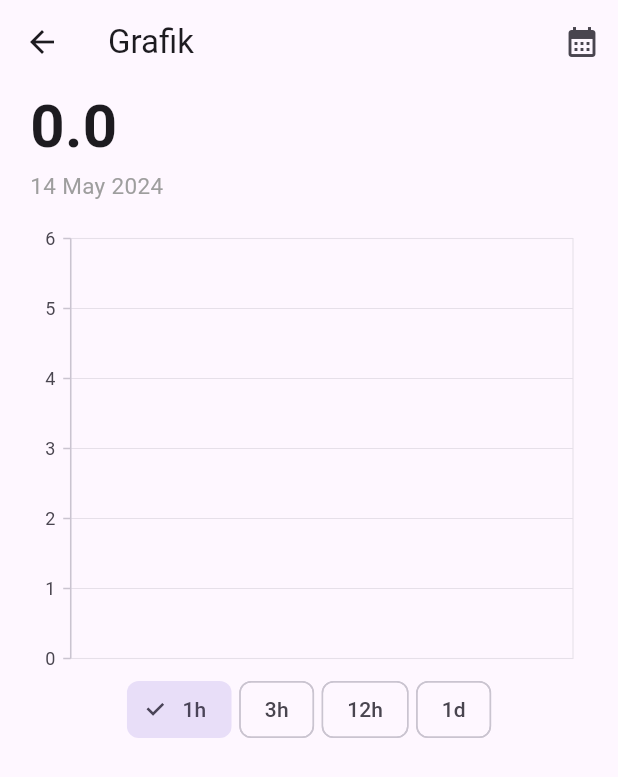
After one commit to simodang/simodang-flutter, a Flutter app: the ChartPage screen opened directly, on a phone screen of 412 x 824 dp. The commit adds this screen. Shown: the top 777 px of the screen. Run offline on Flutter 3.47's test engine with Material 3 defaults, Android fonts, the phone set to English and light mode, and no system bars; our stand-ins replace date_format, dio, firebase_auth, firebase_core, flutter_dotenv, flutter_secure_storage and 4 more; accounts and stored records are empty; generated files the repository leaves out were written again; network calls fail.

Commit message:
feat(metric): chart page

```diff
--- /dev/null
+++ b/lib/config/chart_time_list_constants.dart
@@ -0,0 +1,15 @@
+class ChartTime {
+  final String label;
+  final int value;
+
+  ChartTime(this.label, this.value);
+}
+
+class ChartTimeListConstants {
+  List<ChartTime> timeList = [
+    ChartTime('1h', 1),
+    ChartTime('3h', 3),
+    ChartTime('12h', 12),
+    ChartTime('1d', 24),
+  ];
+}
--- /dev/null
+++ b/lib/data/models/metric.dart
@@ -0,0 +1,92 @@
+import 'package:date_format/date_format.dart';
+import 'package:json_annotation/json_annotation.dart';
+
+part 'metric.g.dart';
+
+@JsonSerializable()
+class Metric {
+  final String id;
+  @JsonKey(fromJson: double.parse)
+  final double temperature;
+  @JsonKey(fromJson: double.parse)
+  final double ph;
+  @JsonKey(fromJson: double.parse)
+  final double tdo;
+  @JsonKey(fromJson: double.parse)
+  final double tds;
+  @JsonKey(fromJson: double.parse)
+  final double turbidity;
+  final String createdAt;
+
+  Metric({
+    required this.id,
+    required this.temperature,
+    required this.ph,
+    required this.tdo,
+    required this.tds,
+    required this.turbidity,
+    required this.createdAt,
+  });
+
+  factory Metric.fromJson(Map<String, dynamic> json) => _$MetricFromJson(json);
+
+  Map<String, dynamic> toJson() => _$MetricToJson(this);
+
+  factory Metric.empty() {
+    return Metric(
+      id: '',
+      temperature: 0.0,
+      ph: 0.0,
+      tdo: 0.0,
+      tds: 0.0,
+      turbidity: 0.0,
+      createdAt: '1970-01-01T00:00:00Z',
+    );
+  }
+
+  double getMetric(String metricType) {
+    switch (metricType) {
+      case 'temperature':
+        return temperature;
+      case 'ph':
+        return ph;
+      case 'tdo':
+        return tdo;
+      case 'tds':
+        return tds;
+      case 'turbidity':
+        return turbidity;
+      default:
+        return 0.0;
+    }
+  }
+
+  String getUnit(String property) {
+    switch (property) {
+      case 'temperature':
+        return '°C';
+      case 'ph':
+        return 'pH';
+      case 'turbidity':
+        return 'NTU';
+      case 'tdo':
+        return 'mg/L';
+      case 'tds':
+        return 'ppm';
+      default:
+        return '';
+    }
+  }
+
+  String getFormattedTime() {
+    final DateTime dateTime = DateTime.parse(createdAt).toLocal();
+
+    return formatDate(dateTime, [HH, ':', nn, ':', ss]);
+  }
+
+  String getFormattedDateTime() {
+    final DateTime dateTime = DateTime.parse(createdAt).toLocal();
+
+    return formatDate(dateTime, [dd, ' ', MM, ' ', yyyy, ' ', HH, ':', nn, ':', ss]);
+  }
+}
--- /dev/null
+++ b/lib/views/chart/chart_controller.dart
@@ -0,0 +1,62 @@
+import 'package:get/get.dart';
+import 'package:simodang_flutter/config/chart_time_list_constants.dart';
+import 'package:simodang_flutter/data/datasources/remote/metric/metric_remote_data_source.dart';
+import 'package:simodang_flutter/data/models/metric.dart';
+import 'package:simodang_flutter/utils/logger/logger_singleton.dart';
+
+class ChartController extends GetxController {
+  final String? pondId = Get.parameters['id'];
+  final String? property = Get.parameters['property'];
+  RxList<Metric> metrics = <Metric>[].obs;
+  int hours = ChartTimeListConstants().timeList.first.value;
+
+  final List<ChartTime> chartTimeList = ChartTimeListConstants().timeList;
+
+  RxInt currentIndex = 0.obs;
+
+  void changeIndex(int index) async {
+    currentIndex.value = index;
+    hours = chartTimeList[index].value;
+    await fetchMetrics();
+    update();
+  }
+
+  String getCasedProperty() {
+    switch (property) {
+      case 'temperature':
+        return 'Suhu';
+      case 'ph':
+        return 'pH';
+      case 'tdo':
+        return 'TDO';
+      case 'tds':
+        return 'TDS';
+      case 'turbidity':
+        return 'Turbiditas';
+      default:
+        return '';
+    }
+  }
+
+  bool isMetricsNotEmpty() {
+    return metrics.isNotEmpty;
+  }
+
+  Future<void> fetchMetrics() async {
+    if (pondId == null) {
+      return;
+    }
+    final isoDate = DateTime.now().toUtc().toIso8601String();
+
+    final metrics = await MetricRemoreDataSource().getMetrics(pondId ?? '', isoDate, hours);
+    LoggerSingleton().logger.i(metrics);
+    this.metrics.value = metrics;
+  }
+
+  @override
+  void onInit() async {
+    super.onInit();
+    await fetchMetrics();
+    update();
+  }
+}
--- /dev/null
+++ b/lib/views/chart/chart_page.dart
@@ -0,0 +1,69 @@
+import 'package:flutter/material.dart';
+import 'package:get/get.dart';
+import 'package:simodang_flutter/data/models/metric.dart';
+import 'package:simodang_flutter/views/chart/chart_controller.dart';
+import 'package:simodang_flutter/views/widgets/chart/metric_chart_widget.dart';
+import 'package:simodang_flutter/views/widgets/chip/time_chip_widget.dart';
+import 'package:simodang_flutter/views/widgets/list/metric_list_widget.dart';
+import 'package:simodang_flutter/views/widgets/metric/last_metric_widget.dart';
+
+class ChartPage extends StatelessWidget {
+  const ChartPage({
+    super.key,
+  });
+
+  @override
+  Widget build(BuildContext context) {
+    return GetBuilder<ChartController>(
+      builder: (controller) {
+        return Scaffold(
+          appBar: AppBar(
+            title: Text('Grafik ${controller.getCasedProperty()}'),
+            actions: [
+              IconButton(
+                icon: const Icon(Icons.calendar_month),
+                onPressed: () {
+                  return;
+                },
+              )],
+          ),
+          body: Column(
+            children: [
+              Container(
+                padding: const EdgeInsets.symmetric(horizontal: 20),
+                child: Column(
+                  crossAxisAlignment: CrossAxisAlignment.start,
+                  children: [
+                    LastMetricWidget(
+                      lastMetric: controller.isMetricsNotEmpty() ? controller.metrics.last : Metric.empty(),
+                      metricType: controller.property ?? 'pH',
+                      startDate: DateTime.now(),
+                    ),
+                    const SizedBox(height: 15),
+                    MetricChartWidget(
+                      metrics: controller.metrics,
+                      metricType: controller.property ?? 'pH',
+                    ),
+                    TimeChipWidget(
+                      currentIndex: controller.currentIndex.value,
+                      onSelected: (int index) {
+                        controller.changeIndex(index);
+                      }
+                    )
+                  ],
+                ),
+              ),
+              const SizedBox(height: 10),
+              Flexible(
+                child: MetricListWidget(
+                  metrics: controller.metrics.reversed.toList(),
+                  property: controller.property ?? 'pH',
+                ),
+              ),
+            ],
+          )
+        );
+      },
+    );
+  }
+}
--- /dev/null
+++ b/lib/views/widgets/chart/metric_chart_widget.dart
@@ -0,0 +1,42 @@
+import 'package:flutter/material.dart';
+import 'package:simodang_flutter/data/models/metric.dart';
+import 'package:syncfusion_flutter_charts/charts.dart';
+
+class MetricChartWidget extends StatelessWidget {
+  const MetricChartWidget({
+    super.key,
+    required this.metrics,
+    required this.metricType,
+  });
+
+  final List<Metric> metrics;
+  final String metricType;
+
+  @override
+  Widget build(BuildContext context) {
+    return SfCartesianChart(
+      primaryXAxis: const CategoryAxis(
+        isVisible: false,
+      ),
+      tooltipBehavior: TooltipBehavior(
+        enable: true,
+      ),
+      zoomPanBehavior: ZoomPanBehavior(
+        enablePinching: true,
+        enablePanning: true,
+        zoomMode: ZoomMode.x,
+      ),
+      series: <LineSeries<Metric, String>>[
+        LineSeries<Metric, String>(
+          dataSource: metrics,
+          xValueMapper: (Metric metric, _) {
+            return metric.getFormattedTime();
+          },
+          yValueMapper: (Metric metric, _) {
+            return metric.getMetric(metricType);
+          },
+        )
+      ]
+    );
+  }
+}
--- /dev/null
+++ b/lib/views/widgets/chip/time_chip_widget.dart
@@ -0,0 +1,40 @@
+import 'package:flutter/material.dart';
+import 'package:simodang_flutter/config/chart_time_list_constants.dart';
+
+class TimeChipWidget extends StatelessWidget {
+  TimeChipWidget({
+    super.key,
+    required this.currentIndex,
+    required this.onSelected,
+  });
+
+  final int currentIndex;
+  final Function(int) onSelected;
+
+  final List<ChartTime> chartTimeList = ChartTimeListConstants().timeList;
+
+  @override
+  Widget build(BuildContext context) {
+    return Row(
+      children: [
+        const Spacer(),
+        Wrap(
+          spacing: 5,
+          children: List.generate(
+            chartTimeList.length,
+            (index) {
+              return ChoiceChip(
+                label: Text(chartTimeList[index].label),
+                selected: currentIndex == index,
+                onSelected: (selected) {
+                  onSelected(index);
+                },
+              );
+            },
+          ),
+        ),
+        const Spacer(),
+      ],
+    );
+  }
+}
--- /dev/null
+++ b/lib/views/widgets/list/metric_list_widget.dart
@@ -0,0 +1,33 @@
+import 'package:flutter/material.dart';
+import 'package:simodang_flutter/data/models/metric.dart';
+
+class MetricListWidget extends StatelessWidget {
+  MetricListWidget({
+    super.key,
+    required this.metrics,
+    required this.property,
+  });
+
+  final List<Metric> metrics;
+  final String property;
+
+  @override
+  Widget build(BuildContext context) {
+    return ListView.builder(
+      itemCount: metrics.length,
+      itemBuilder: (context, index) {
+        final metric = metrics[index];
+        return ListTile(
+          title: Text(
+            metric.getMetric(property).toString(),
+            style: const TextStyle(
+              fontSize: 20,
+              fontWeight: FontWeight.bold,
+            ),
+          ),
+          subtitle: Text(metric.getFormattedDateTime()),
+        );
+      },
+    );
+  }
+}
--- /dev/null
+++ b/lib/views/widgets/metric/last_metric_widget.dart
@@ -0,0 +1,54 @@
+import 'package:date_format/date_format.dart';
+import 'package:flutter/material.dart';
+import 'package:simodang_flutter/data/models/metric.dart';
+
+class LastMetricWidget extends StatelessWidget {
+  const LastMetricWidget({
+    super.key,
+    required this.lastMetric,
+    required this.metricType,
+    required this.startDate,
+    this.endDate,
+  });
+
+  final Metric lastMetric;
+  final String metricType;
+  final DateTime startDate;
+  final DateTime? endDate;
+
+  @override
+  Widget build(BuildContext context) {
+    return Column(
+      crossAxisAlignment: CrossAxisAlignment.start,
+      children: [
+        Row(
+          crossAxisAlignment: CrossAxisAlignment.end,
+          children: [
+            Text(
+              lastMetric.getMetric(metricType).toString(),
+              style: const TextStyle(
+                fontSize: 40,
+                fontWeight: FontWeight.bold,
+              ),
+            ),
+            const SizedBox(width: 10),
+            Text(
+              lastMetric.getUnit(metricType),
+              style: const TextStyle(
+                fontSize: 30,
+                fontWeight: FontWeight.bold,
+              ),
+            ),
+          ],
+        ),
+        Text(
+          formatDate(startDate, [dd, ' ', MM, ' ', yyyy]),
+          style: const TextStyle(
+            fontSize: 15,
+            color: Colors.grey,
+          ),
+        ),
+      ],
+    );
+  }
+}
--- a/pubspec.yaml
+++ b/pubspec.yaml
@@ -45,6 +45,8 @@ dependencies:
   flutter_secure_storage: ^9.0.0
   json_annotation: ^4.9.0
   intl: ^0.19.0
+  syncfusion_flutter_charts: ^25.1.41+2
+  date_format: ^2.0.7
 
 dev_dependencies:
   flutter_test:
```
Also changed, not shown: lib/data/datasources/remote/metric/metric_remote_data_source.dart (added, +26 -0 lines), lib/views/chart/chart_binding.dart (added, +9 -0 lines), lib/views/detail/detail_page.dart (+17 -9 lines), lib/views/routes/pages.dart (+8 -1 lines), lib/views/widgets/detail_widget/metric_stats_widget.dart (added, +83 -0 lines), lib/views/widgets/icon/metric_icon_widget.dart (added, +70 -0 lines), pubspec.lock.
